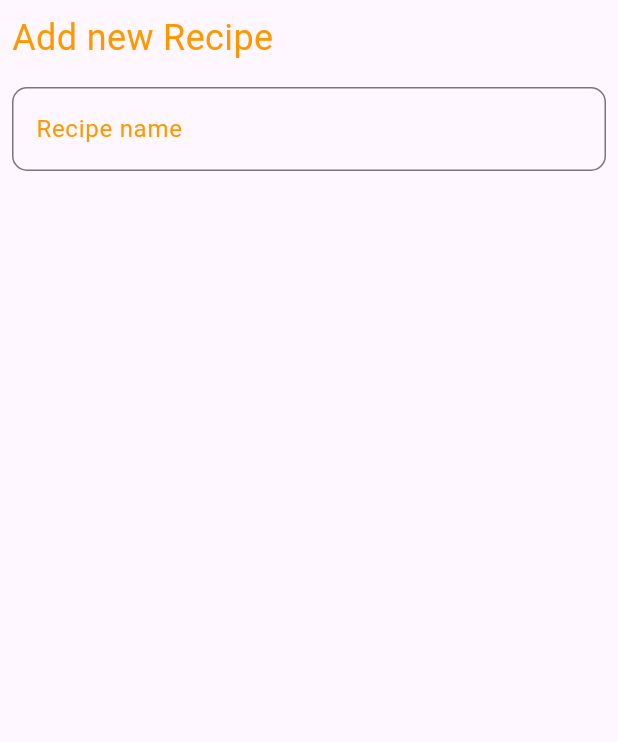
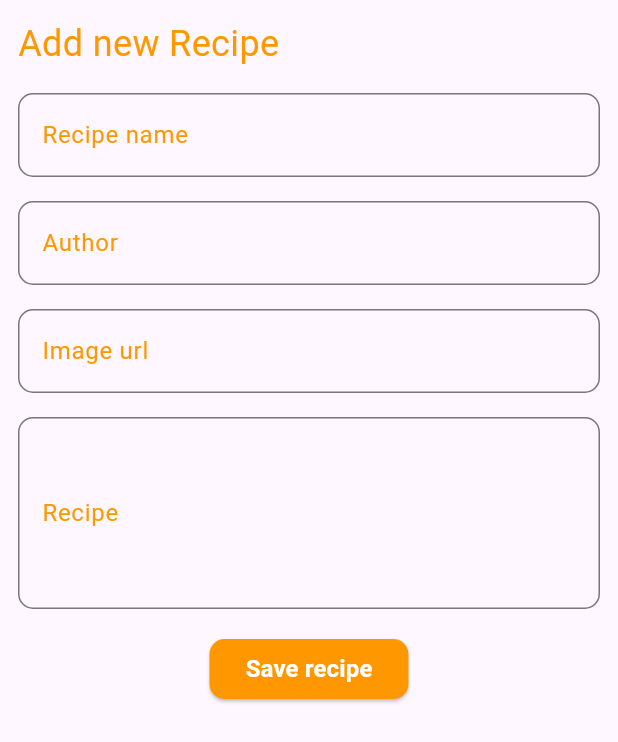
Before and after one commit to Yeampier2022/recipe_book_flutter, a Flutter app: the ReciperForm widget shown alone on an empty page, opened directly, on a phone screen of 412 x 824 dp. Shown: the top 742 px of the screen. Run offline on Flutter 3.47's test engine with Material 3 defaults, Android fonts, the phone set to English and light mode, and no system bars; network calls fail; Roboto replaces fonts that are missing (Quicksand).

```diff
--- a/lib/screens/home_screen.dart
+++ b/lib/screens/home_screen.dart
@@ -83,10 +83,17 @@ class ReciperForm extends StatelessWidget {
 
   @override
   Widget build(BuildContext context) {
+    final _formKey = GlobalKey<FormState>();
+
+    final TextEditingController _recipeName = TextEditingController();
+    final TextEditingController _recipeAuthor = TextEditingController();
+    final TextEditingController _recipeImg = TextEditingController();
+    final TextEditingController _recipeDescription = TextEditingController();
+
     return Padding(
-      padding: EdgeInsets.all(8),
+      padding: EdgeInsets.all(12),
       child: Form(
-        // key: _formKey,
+        key: _formKey,
         child: Column(
           crossAxisAlignment: CrossAxisAlignment.start,
           children: [
@@ -95,14 +102,88 @@ class ReciperForm extends StatelessWidget {
               style: TextStyle(color: Colors.orange, fontSize: 24),
             ),
             SizedBox(height: 16),
-            _buildTextField(label: 'Recipe name'),
+            _buildTextField(
+              controller: _recipeName,
+              label: 'Recipe name',
+
+              validator: (value) {
+                if (value == null || value.isEmpty) {
+                  return "Please enter the name recipe";
+                }
+                return null;
+              },
+            ),
+            SizedBox(height: 16),
+            _buildTextField(
+              controller: _recipeAuthor,
+              label: 'Author',
+              validator: (value) {
+                if (value == null || value.isEmpty) {
+                  return "Please enter the Author";
+                }
+                return null;
+              },
+            ),
+            SizedBox(height: 16),
+            _buildTextField(
+              controller: _recipeImg,
+              label: 'Image url',
+              validator: (value) {
+                if (value == null || value.isEmpty) {
+                  return "Please enter the Image url";
+                }
+                return null;
+              },
+            ),
+            SizedBox(height: 16),
+            _buildTextField(
+              controller: _recipeDescription,
+              label: 'Recipe',
+              maxLines: 4,
+              validator: (value) {
+                if (value == null || value.isEmpty) {
+                  return "Please enter the description";
+                }
+                return null;
+              },
+            ),
+            SizedBox(height: 16),
+            Center(
+              child: ElevatedButton(
+                onPressed: () {
+                  if (_formKey.currentState!.validate()) {
+                    Navigator.pop(context);
+                  }
+                },
+
+                style: ElevatedButton.styleFrom(
+                  backgroundColor: Colors.orange,
+                  shape: RoundedRectangleBorder(
+                    borderRadius: BorderRadiusGeometry.circular(10),
+                  ),
+                ),
+                child: Text(
+                  'Save recipe',
+                  style: TextStyle(
+                    color: Colors.white,
+                    fontSize: 16,
+                    fontWeight: FontWeight.bold,
+                  ),
+                ),
+              ),
+            ),
           ],
         ),
       ),
     );
   }
 
-  Widget _buildTextField({required String label}) {
+  Widget _buildTextField({
+    required String label,
+    required TextEditingController controller,
+    required String? Function(String?) validator,
+    int maxLines = 1,
+  }) {
     return TextFormField(
       decoration: InputDecoration(
         labelText: label,
@@ -113,6 +194,9 @@ class ReciperForm extends StatelessWidget {
           borderRadius: BorderRadius.circular(10),
         ),
       ),
+
+      validator: validator,
+      maxLines: maxLines,
     );
   }
 }
```
